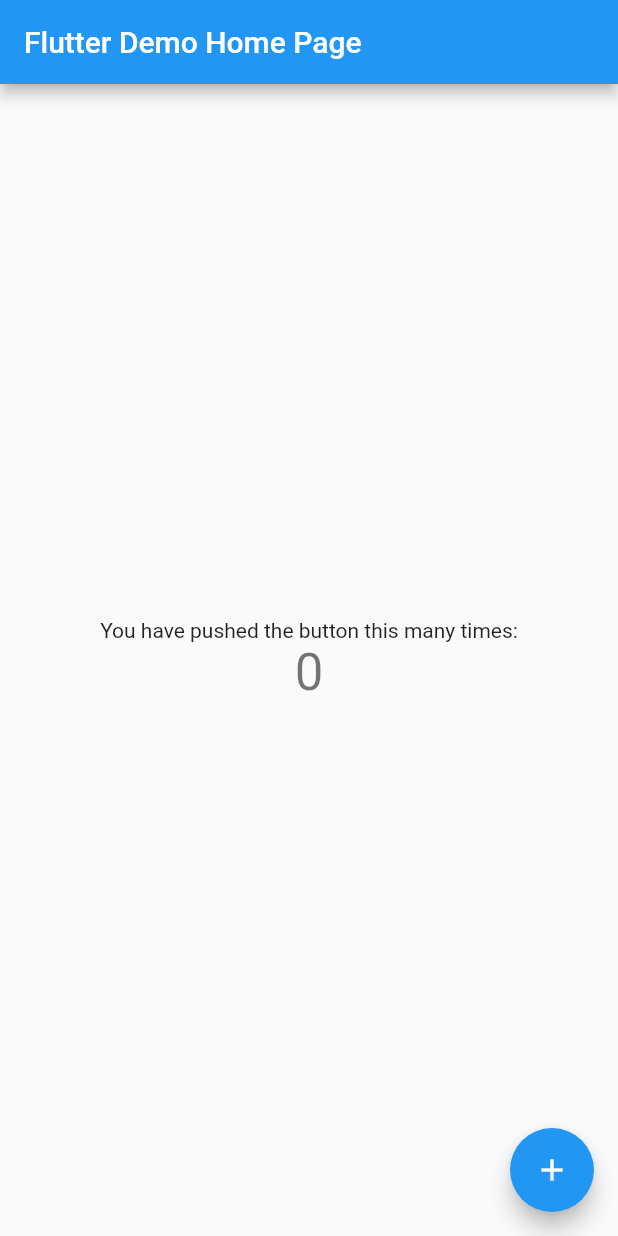
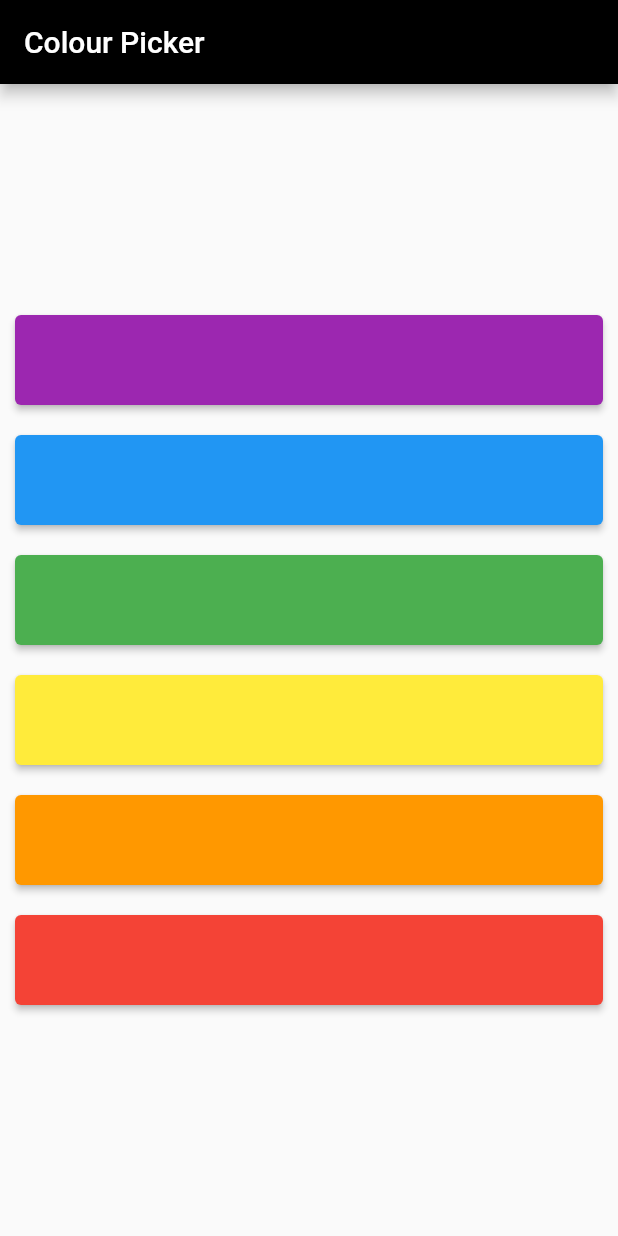
Before and after one commit to ParasManiAdhikari/FlutterApp, a Flutter app: the screen it shows after launch, on a phone screen of 412 x 824 dp. Run offline on Flutter 3.47's test engine with Material 2 defaults, Android fonts, the light colour scheme and no system bars.

Commit message:
added the widgets & methods for picking colour

```diff
--- a/lib/main.dart
+++ b/lib/main.dart
@@ -24,7 +24,7 @@
         // is not restarted.
         primarySwatch: Colors.blue,
       ),
-      home: const MyHomePage(title: 'Flutter Demo Home Page'),
+      home: const MyHomePage(title: 'Colour Picker'),
     );
   }
 }
@@ -48,68 +48,47 @@
 }
 
 class _MyHomePageState extends State<MyHomePage> {
-  int _counter = 0;
+  final Map<String, Color> colors = {
+    'purple': Colors.purple,
+    'blue': Colors.blue,
+    'green': Colors.green,
+    'yellow': Colors.yellow,
+    'orange': Colors.orange,
+    'red': Colors.red
+  };
+  Color? selelctedColor;
 
-  void _incrementCounter() {
+  void _setColor(String colorName, Color color) {
     setState(() {
-      // This call to setState tells the Flutter framework that something has
-      // changed in this State, which causes it to rerun the build method below
-      // so that the display can reflect the updated values. If we changed
-      // _counter without calling setState(), then the build method would not be
-      // called again, and so nothing would appear to happen.
-      _counter++;
+      selelctedColor = color;
     });
   }
 
   @override
   Widget build(BuildContext context) {
-    // This method is rerun every time setState is called, for instance as done
-    // by the _incrementCounter method above.
-    //
-    // The Flutter framework has been optimized to make rerunning build methods
-    // fast, so that you can just rebuild anything that needs updating rather
-    // than having to individually change instances of widgets.
     return Scaffold(
       appBar: AppBar(
-        // Here we take the value from the MyHomePage object that was created by
-        // the App.build method, and use it to set our appbar title.
         title: Text(widget.title),
+        backgroundColor: selelctedColor ?? Colors.black,
       ),
-      body: Center(
-        // Center is a layout widget. It takes a single child and positions it
-        // in the middle of the parent.
-        child: Column(
-          // Column is also a layout widget. It takes a list of children and
-          // arranges them vertically. By default, it sizes itself to fit its
-          // children horizontally, and tries to be as tall as its parent.
-          //
-          // Invoke "debug painting" (press "p" in the console, choose the
-          // "Toggle Debug Paint" action from the Flutter Inspector in Android
-          // Studio, or the "Toggle Debug Paint" command in Visual Studio Code)
-          // to see the wireframe for each widget.
-          //
-          // Column has various properties to control how it sizes itself and
-          // how it positions its children. Here we use mainAxisAlignment to
-          // center the children vertically; the main axis here is the vertical
-          // axis because Columns are vertical (the cross axis would be
-          // horizontal).
-          mainAxisAlignment: MainAxisAlignment.center,
-          children: <Widget>[
-            const Text(
-              'You have pushed the button this many times:',
-            ),
-            Text(
-              '$_counter',
-              style: Theme.of(context).textTheme.headline4,
-            ),
-          ],
-        ),
+      body: Column(
+        crossAxisAlignment: CrossAxisAlignment.stretch,
+        mainAxisAlignment: MainAxisAlignment.center,
+        children: [
+          for (var entry in colors.entries)
+            Container(
+              margin: EdgeInsets.all(10),
+              child: ElevatedButton(
+                style: ElevatedButton.styleFrom(
+                  primary: entry.value,
+                  minimumSize: Size(300, 60),
+                ),
+                child: Text(''),
+                onPressed: () => _setColor(entry.key, entry.value),
+              ),
+            )
+        ], //children
       ),
-      floatingActionButton: FloatingActionButton(
-        onPressed: _incrementCounter,
-        tooltip: 'Increment',
-        child: const Icon(Icons.add),
-      ), // This trailing comma makes auto-formatting nicer for build methods.
     );
   }
 }
```
Also changed, not shown: pubspec.yaml (+4 -12 lines), pubspec.lock.
